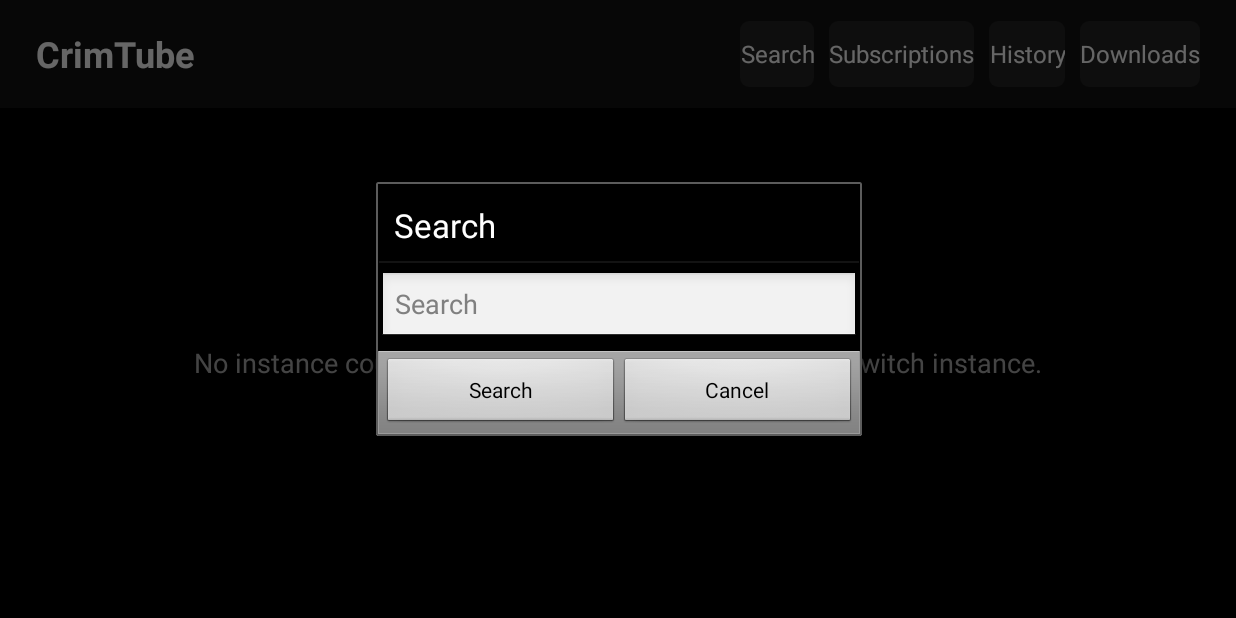
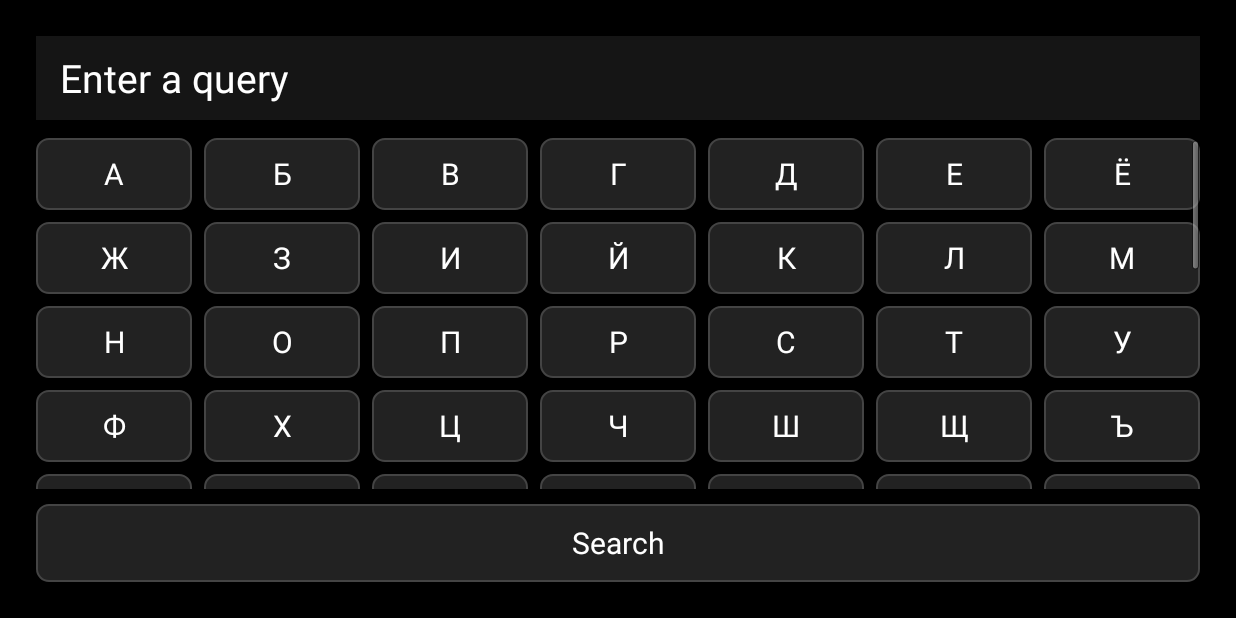
Before and after one commit to Artem777g/CrimTube, an Android app: the TvMainActivity screen opened directly, with no data from a screen before it, after a tap on "Search", on a phone screen of 824 x 412 dp (held sideways). Run offline under Robolectric (Android 15) with nearby library versions, the phone set to English and light mode, and no system bars; network calls fail.

Commit message:
TV: settings button, D-pad search and player keys

```diff
--- a/android/app/src/main/AndroidManifest.xml
+++ b/android/app/src/main/AndroidManifest.xml
@@ -29,6 +29,12 @@
                 <category android:name="android.intent.category.LEANBACK_LAUNCHER" />
             </intent-filter>
         </activity>
+        <activity
+            android:name=".TvSearchActivity"
+            android:label="@string/tv_search"
+            android:theme="@style/TvTheme"
+            android:screenOrientation="landscape"
+            android:exported="false" />
         <activity
             android:label="@string/app_name"
             android:name="io.github.gohoski.notpipe.MainActivity"
--- a/android/app/src/main/java/io/github/gohoski/notpipe/TvMainActivity.java
+++ b/android/app/src/main/java/io/github/gohoski/notpipe/TvMainActivity.java
@@ -58,11 +58,18 @@ public class TvMainActivity extends Activity {
         Button subscriptions = (Button) findViewById(R.id.tv_subscriptions);
         Button history = (Button) findViewById(R.id.tv_history);
         Button downloads = (Button) findViewById(R.id.tv_downloads);
+        Button settings = (Button) findViewById(R.id.tv_settings);
 
         search.setOnClickListener(new View.OnClickListener() {
             @Override
             public void onClick(View v) {
-                showSearchDialog();
+                startActivityForResult(new Intent(TvMainActivity.this, TvSearchActivity.class), 1);
+            }
+        });
+        settings.setOnClickListener(new View.OnClickListener() {
+            @Override
+            public void onClick(View v) {
+                startActivity(new Intent(TvMainActivity.this, SettingsActivity.class));
             }
         });
         subscriptions.setOnClickListener(new View.OnClickListener() {
@@ -86,6 +93,19 @@ public class TvMainActivity extends Activity {
 
         loadPopular();
         search.requestFocus();
+    }
+
+    @Override
+    protected void onActivityResult(int requestCode, int resultCode, Intent data) {
+        super.onActivityResult(requestCode, resultCode, data);
+        if (requestCode == 1 && resultCode == RESULT_OK && data != null) {
+            String query = data.getStringExtra("query");
+            if (query != null && query.trim().length() > 0) {
+                loading.setVisibility(View.VISIBLE);
+                empty.setVisibility(View.GONE);
+                new SearchTask().execute(query);
+            }
+        }
     }
 
     private void loadPopular() {
--- /dev/null
+++ b/android/app/src/main/java/io/github/gohoski/notpipe/TvSearchActivity.java
@@ -0,0 +1,118 @@
+package io.github.gohoski.notpipe;
+
+import android.app.Activity;
+import android.content.Intent;
+import android.os.Bundle;
+import android.view.LayoutInflater;
+import android.view.View;
+import android.view.ViewGroup;
+import android.widget.BaseAdapter;
+import android.widget.Button;
+import android.widget.GridView;
+import android.widget.TextView;
+import android.widget.Toast;
+
+import java.util.ArrayList;
+import java.util.List;
+
+/**
+ * Created on 15.11.2026.
+ * Поиск на TV: экранная клавиатура, управление пультом.
+ */
+public class TvSearchActivity extends Activity {
+    private final StringBuilder query = new StringBuilder();
+    private TextView queryView;
+    private final List<String> keys = new ArrayList<String>();
+
+    @Override
+    protected void onCreate(Bundle savedInstanceState) {
+        super.onCreate(savedInstanceState);
+        setContentView(R.layout.activity_tv_search);
+
+        queryView = (TextView) findViewById(R.id.tv_query);
+        queryView.setText(R.string.tv_search_hint);
+
+        addKeys("АБВГДЕЁЖЗИЙКЛМНОПРСТУФХЦЧШЩЪЫЬЭЮЯ");
+        addKeys("ABCDEFGHIJKLMNOPQRSTUVWXYZ");
+        addKeys("0123456789");
+        keys.add("Пробел");
+        keys.add("⌫");
+
+        GridView keyboard = (GridView) findViewById(R.id.tv_keyboard);
+        keyboard.setAdapter(new KeyAdapter());
+        keyboard.setOnItemClickListener(new android.widget.AdapterView.OnItemClickListener() {
+            @Override
+            public void onItemClick(android.widget.AdapterView<?> parent, View view, int position, long id) {
+                String key = keys.get(position);
+                if ("⌫".equals(key)) {
+                    if (query.length() > 0) {
+                        query.deleteCharAt(query.length() - 1);
+                    }
+                } else if ("Пробел".equals(key)) {
+                    query.append(' ');
+                } else {
+                    query.append(key);
+                }
+                showQuery();
+            }
+        });
+
+        Button go = (Button) findViewById(R.id.tv_search_go);
+        go.setOnClickListener(new View.OnClickListener() {
+            @Override
+            public void onClick(View v) {
+                String text = query.toString().trim();
+                if (text.length() == 0) {
+                    Toast.makeText(TvSearchActivity.this, R.string.tv_search_hint, Toast.LENGTH_SHORT).show();
+                    return;
+                }
+                Intent result = new Intent();
+                result.putExtra("query", text);
+                setResult(RESULT_OK, result);
+                finish();
+            }
+        });
+
+        keyboard.requestFocus();
+    }
+
+    private void addKeys(String chars) {
+        for (int i = 0; i < chars.length(); i++) {
+            keys.add(String.valueOf(chars.charAt(i)));
+        }
+    }
+
+    private void showQuery() {
+        queryView.setText(query.length() == 0 ? getString(R.string.tv_search_hint) : query.toString());
+    }
+
+    private class KeyAdapter extends BaseAdapter {
+        @Override
+        public int getCount() {
+            return keys.size();
+        }
+
+        @Override
+        public Object getItem(int position) {
+            return keys.get(position);
+        }
+
+        @Override
+        public long getItemId(int position) {
+            return position;
+        }
+
+        @Override
+        public View getView(int position, View convertView, ViewGroup parent) {
+            TextView view;
+            if (convertView == null) {
+                view = (TextView) LayoutInflater.from(TvSearchActivity.this)
+                        .inflate(R.layout.item_tv_key, parent, false);
+            } else {
+                view = (TextView) convertView;
+            }
+            view.setText(keys.get(position));
+            return view;
+        }
+    }
+}
--- a/android/app/src/main/res/drawable/tv_button_bg.xml
+++ b/android/app/src/main/res/drawable/tv_button_bg.xml
@@ -2,20 +2,22 @@
 <selector xmlns:android="http://schemas.android.com/apk/res/android">
     <item android:state_focused="true">
         <shape>
-            <solid android:color="#33B5E5" />
-            <corners android:radius="6dp" />
+            <solid android:color="#00BCD4" />
+            <stroke android:width="2dp" android:color="#FFFFFF" />
+            <corners android:radius="8dp" />
         </shape>
     </item>
     <item android:state_pressed="true">
         <shape>
-            <solid android:color="#33B5E5" />
-            <corners android:radius="6dp" />
+            <solid android:color="#00BCD4" />
+            <corners android:radius="8dp" />
         </shape>
     </item>
     <item>
         <shape>
             <solid android:color="#222222" />
-            <corners android:radius="6dp" />
+            <stroke android:width="1dp" android:color="#444444" />
+            <corners android:radius="8dp" />
         </shape>
     </item>
 </selector>
--- /dev/null
+++ b/android/app/src/main/res/layout/activity_tv_search.xml
@@ -0,0 +1,42 @@
+<?xml version="1.0" encoding="utf-8"?>
+<LinearLayout xmlns:android="http://schemas.android.com/apk/res/android"
+    android:layout_width="match_parent"
+    android:layout_height="match_parent"
+    android:orientation="vertical"
+    android:background="@color/background"
+    android:padding="24dp">
+
+    <TextView
+        android:id="@+id/tv_query"
+        android:layout_width="match_parent"
+        android:layout_height="56dp"
+        android:background="#151515"
+        android:gravity="center_vertical"
+        android:paddingLeft="16dp"
+        android:paddingRight="16dp"
+        android:textColor="#FFFFFF"
+        android:textSize="26sp" />
+
+    <GridView
+        android:id="@+id/tv_keyboard"
+        android:layout_width="match_parent"
+        android:layout_height="0dp"
+        android:layout_weight="1"
+        android:layout_marginTop="12dp"
+        android:numColumns="7"
+        android:horizontalSpacing="8dp"
+        android:verticalSpacing="8dp"
+        android:stretchMode="columnWidth"
+        android:listSelector="@android:color/transparent" />
+
+    <Button
+        android:id="@+id/tv_search_go"
+        android:layout_width="match_parent"
+        android:layout_height="52dp"
+        android:layout_marginTop="10dp"
+        android:text="@string/tv_search"
+        android:textSize="20sp"
+        android:textColor="#FFFFFF"
+        android:background="@drawable/tv_button_bg"
+        android:focusable="true" />
+</LinearLayout>
--- /dev/null
+++ b/android/app/src/main/res/layout/item_tv_key.xml
@@ -0,0 +1,10 @@
+<?xml version="1.0" encoding="utf-8"?>
+<TextView xmlns:android="http://schemas.android.com/apk/res/android"
+    android:layout_width="match_parent"
+    android:layout_height="48dp"
+    android:gravity="center"
+    android:textColor="#FFFFFF"
+    android:textSize="20sp"
+    android:focusable="true"
+    android:clickable="true"
+    android:background="@drawable/tv_button_bg" />
--- a/android/app/src/main/res/values/strings.xml
+++ b/android/app/src/main/res/values/strings.xml
@@ -240,4 +240,5 @@
     <string name="error_playback_generic">Could not play the video. Change quality or instance.</string>
     <string name="contact_email">Contact: %s</string>
     <string name="tv_search">Search</string>
+    <string name="tv_search_hint">Enter a query</string>
 </resources>
```
Also changed, not shown: android/app/src/main/java/io/github/gohoski/notpipe/VideoActivity.java (+28 -0 lines), android/app/src/main/res/drawable/tv_card_bg.xml (+5 -4 lines), android/app/src/main/res/layout/activity_tv_main.xml (+11 -0 lines), 1 other file.
